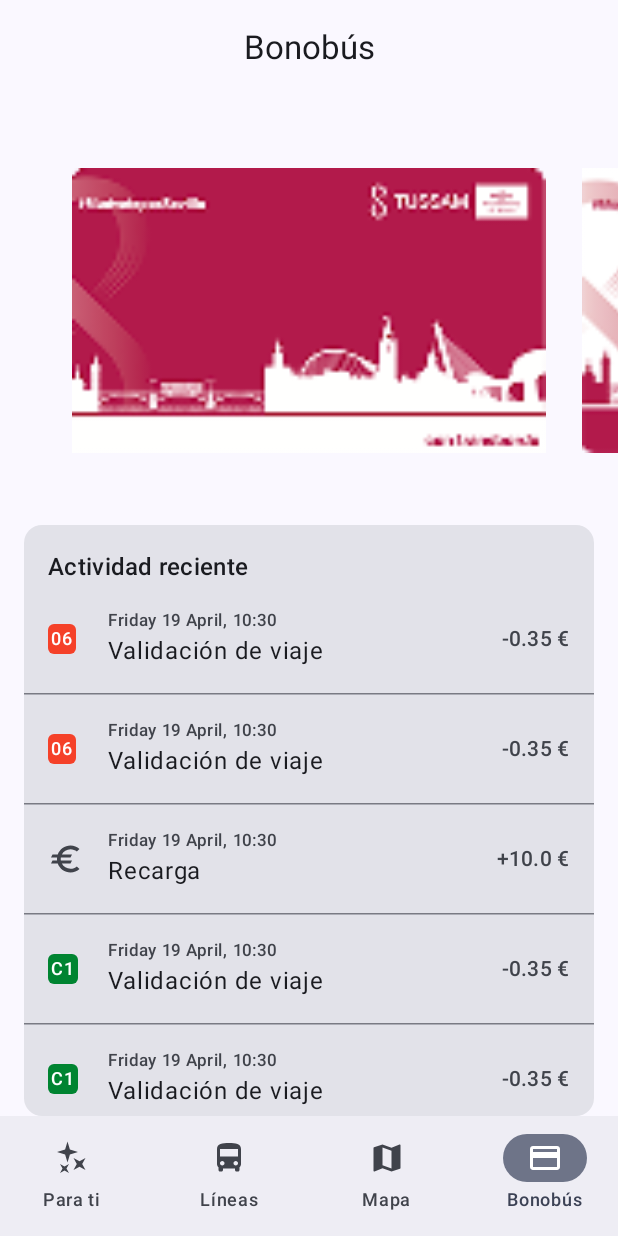
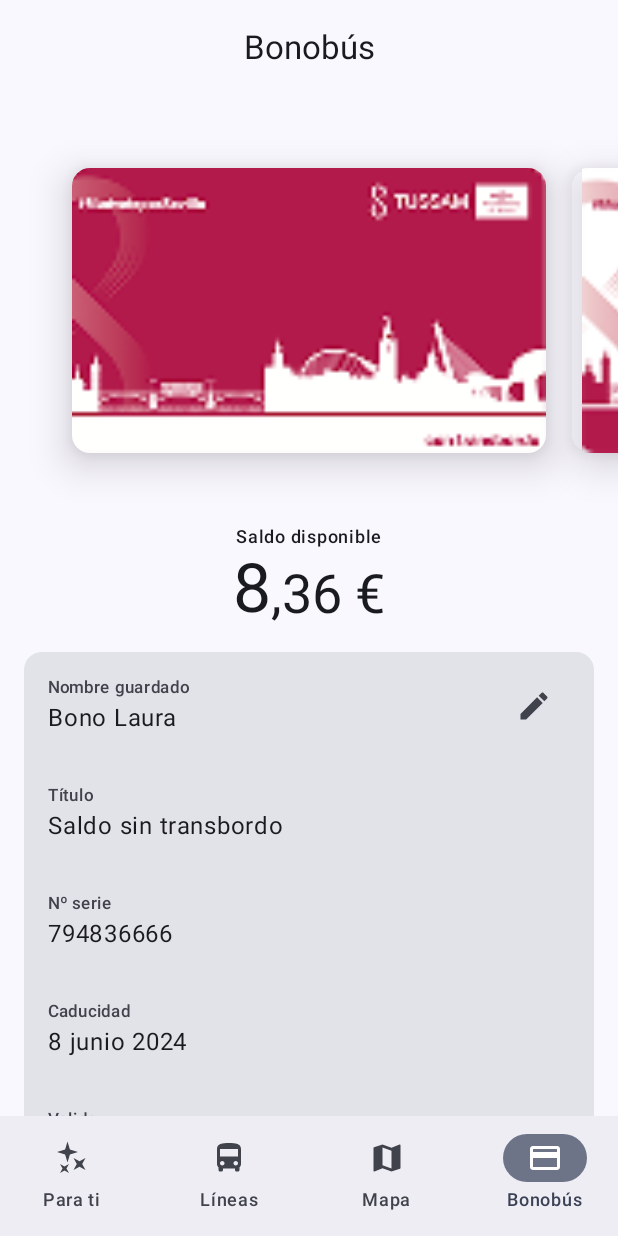
Before and after one commit to Sloy/sevibus-android, an Android app built with Jetpack Compose: the screen it shows after launch (MainActivity), item 4 of the bottom bar chosen, on a phone screen of 412 x 824 dp. Run offline under Robolectric (Android 15) with nearby library versions, the phone set to English and light mode, and no system bars.

Commit message:
UI for card info and improvements

```diff
--- a/app/src/main/java/com/sloydev/sevibus/Stubs.kt
+++ b/app/src/main/java/com/sloydev/sevibus/Stubs.kt
@@ -161,10 +161,10 @@
     )
 
     val cards = listOf(
-        CardInfo(30),
-        CardInfo(31),
-        CardInfo(155),
-        CardInfo(201),
+        CardInfo(code = 30, customName = "Mi tarjeta", balanceMillis = 8450, balanceTrips = null),
+        CardInfo(code = 31, customName = "Mi tarjeta", balanceMillis = 8450, balanceTrips = null),
+        CardInfo(code = 155, customName = "Mi tarjeta", balanceMillis = 8450, balanceTrips = null),
+        CardInfo(code = 201, customName = "Mi tarjeta", balanceMillis = 8450, balanceTrips = null),
     )
 
     val cardTransactions = listOf(
--- a/app/src/main/java/com/sloydev/sevibus/feature/cards/CardInfo.kt
+++ b/app/src/main/java/com/sloydev/sevibus/feature/cards/CardInfo.kt
@@ -1,3 +1,8 @@
 package com.sloydev.sevibus.feature.cards
 
-data class CardInfo(val code: Int)
+data class CardInfo(
+    val customName: String?,
+    val code: Int,
+    val balanceMillis: Int?,
+    val balanceTrips: Int?
+)
--- a/app/src/main/java/com/sloydev/sevibus/feature/cards/CardInfoCard.kt
+++ b/app/src/main/java/com/sloydev/sevibus/feature/cards/CardInfoCard.kt
@@ -2,45 +2,62 @@
 
 import androidx.compose.foundation.layout.Box
 import androidx.compose.foundation.layout.BoxScope
-import androidx.compose.foundation.layout.Row
 import androidx.compose.foundation.layout.fillMaxWidth
 import androidx.compose.foundation.layout.padding
 import androidx.compose.foundation.layout.size
-import androidx.compose.foundation.lazy.LazyColumn
-import androidx.compose.foundation.lazy.itemsIndexed
 import androidx.compose.material.icons.Icons
-import androidx.compose.material.icons.filled.Money
+import androidx.compose.material.icons.filled.Edit
 import androidx.compose.material3.Card
-import androidx.compose.material3.HorizontalDivider
 import androidx.compose.material3.Icon
+import androidx.compose.material3.IconButton
 import androidx.compose.material3.ListItem
 import androidx.compose.material3.ListItemDefaults
-import androidx.compose.material3.MaterialTheme
 import androidx.compose.material3.Text
 import androidx.compose.runtime.Composable
 import androidx.compose.ui.Alignment
 import androidx.compose.ui.Modifier
 import androidx.compose.ui.graphics.Color
-import androidx.compose.ui.res.painterResource
 import androidx.compose.ui.tooling.preview.Preview
 import androidx.compose.ui.unit.dp
-import com.sloydev.sevibus.R
 import com.sloydev.sevibus.Stubs
-import com.sloydev.sevibus.Stubs.cardTransactions
-import com.sloydev.sevibus.ui.components.LineIndicatorSmall
 import com.sloydev.sevibus.ui.theme.SevTheme
 import java.time.LocalDateTime
 import java.time.format.DateTimeFormatter
 import java.util.Locale
 
 @Composable
-fun CardInfoCard(cardInfo:CardInfo) {
+fun CardInfoCard(cardInfo: CardInfo) {
     Card(
         Modifier
             .padding(horizontal = 16.dp)
             .fillMaxWidth()
     ) {
+        ListItem(
+            colors = ListItemDefaults.colors(containerColor = Color.Transparent),
+            overlineContent = { Text("Nombre guardado") },
+            headlineContent = { Text("Bono Laura") },
+            trailingContent = {
+                IconButton(onClick = { /*TODO*/ }) {
+                    Icon(Icons.Default.Edit, contentDescription = "Editar nombre")
+                }
+            }
+        )
+        TitleSubtitleItem("Título", "Saldo sin transbordo")
+        TitleSubtitleItem("Nº serie", "794836666")
+        TitleSubtitleItem("Caducidad", "8 junio 2024")
+        TitleSubtitleItem("Validez", "3 enero 2024")
+
     }
+}
+
+@Composable
+private fun TitleSubtitleItem(title: String, subtitle: String) {
+    ListItem(
+        colors = ListItemDefaults.colors(containerColor = Color.Transparent),
+        overlineContent = { Text(title) },
+        headlineContent = { Text(subtitle) },
+
+    )
 }
 
 private fun formatDateTime(dateTime: LocalDateTime, locale: Locale): String {
@@ -50,8 +67,8 @@
 
 
 @Composable
-private fun LeadingBox(content: @Composable BoxScope.()->Unit) {
-    Box(Modifier.size(24.dp), contentAlignment = Alignment.CenterStart){
+private fun LeadingBox(content: @Composable BoxScope.() -> Unit) {
+    Box(Modifier.size(24.dp), contentAlignment = Alignment.CenterStart) {
         content()
     }
 }
--- a/app/src/main/java/com/sloydev/sevibus/feature/cards/CardTransactionsCard.kt
+++ b/app/src/main/java/com/sloydev/sevibus/feature/cards/CardTransactionsCard.kt
@@ -2,14 +2,11 @@
 
 import androidx.compose.foundation.layout.Box
 import androidx.compose.foundation.layout.BoxScope
+import androidx.compose.foundation.layout.Column
 import androidx.compose.foundation.layout.Row
 import androidx.compose.foundation.layout.fillMaxWidth
 import androidx.compose.foundation.layout.padding
 import androidx.compose.foundation.layout.size
-import androidx.compose.foundation.lazy.LazyColumn
-import androidx.compose.foundation.lazy.itemsIndexed
-import androidx.compose.material.icons.Icons
-import androidx.compose.material.icons.filled.Money
 import androidx.compose.material3.Card
 import androidx.compose.material3.HorizontalDivider
 import androidx.compose.material3.Icon
@@ -39,21 +36,19 @@
             .padding(horizontal = 16.dp)
             .fillMaxWidth()
     ) {
-        LazyColumn {
-            item {
+        Column {
             Text(
                 "Actividad reciente", style = MaterialTheme.typography.titleMedium,
                 modifier = Modifier.padding(start = 16.dp, top = 16.dp)
             )
         }
-            itemsIndexed(cardTransactions) { index, transaction ->
-                when(transaction){
+        cardTransactions.forEachIndexed { index, transaction ->
+            when (transaction) {
                 is CardTransaction.TopUp -> TopUpItem(transaction)
                 is CardTransaction.Validation -> ValidationItem(transaction)
             }
-                if(index != cardTransactions.lastIndex){
+            if (index != cardTransactions.lastIndex) {
                 HorizontalDivider()
-                }
             }
         }
     }
@@ -68,13 +63,36 @@
 private fun ValidationItem(transaction: CardTransaction.Validation) {
     ListItem(
         colors = ListItemDefaults.colors(containerColor = Color.Transparent),
-        leadingContent = { LeadingBox { LineIndicatorSmall(transaction.line) }},
+        leadingContent = { LeadingBox { LineIndicatorSmall(transaction.line) } },
         headlineContent = {
             Row {
                 Text("Validación de viaje")
             }
         },
-        overlineContent = { Text(formatDateTime(transaction.date, Locale.getDefault())) },
+        supportingContent = {
+            Text(formatDateTime(transaction.date, Locale.getDefault()))
+        },
+        trailingContent = {
+            Text(transaction.formattedAmount(), style = MaterialTheme.typography.labelLarge)
+        },
+    )
+}
+
+@Composable
+private fun TopUpItem(transaction: CardTransaction.TopUp) {
+    ListItem(
+        colors = ListItemDefaults.colors(containerColor = Color.Transparent),
+        leadingContent = {
+            LeadingBox {
+                Icon(painterResource(R.drawable.baseline_euro_24), contentDescription = null)
+            }
+        },
+        headlineContent = {
+            Row {
+                Text("Recarga")
+            }
+        },
+        supportingContent = { Text(formatDateTime(transaction.date, Locale.getDefault())) },
         trailingContent = {
             Text(transaction.formattedAmount(), style = MaterialTheme.typography.labelLarge)
         }
@@ -82,27 +100,8 @@
 }
 
 @Composable
-private fun TopUpItem(transaction: CardTransaction.TopUp) {
-    ListItem(
-        colors = ListItemDefaults.colors(containerColor = Color.Transparent),
-        leadingContent = { LeadingBox{
-            Icon(painterResource(R.drawable.baseline_euro_24), contentDescription = null)
-        } },
-        headlineContent = {
-            Row {
-                Text("Recarga")
-            }
-        },
-        overlineContent = { Text(formatDateTime(transaction.date, Locale.getDefault())) },
-        trailingContent = {
-            Text(transaction.formattedAmount(), style = MaterialTheme.typography.labelLarge)
-        }
-    )
-}
-
-@Composable
-private fun LeadingBox(content: @Composable BoxScope.()->Unit) {
-    Box(Modifier.size(24.dp), contentAlignment = Alignment.CenterStart){
+private fun LeadingBox(content: @Composable BoxScope.() -> Unit) {
+    Box(Modifier.size(24.dp), contentAlignment = Alignment.CenterStart) {
         content()
     }
 }
--- a/app/src/main/java/com/sloydev/sevibus/feature/cards/CardsScreen.kt
+++ b/app/src/main/java/com/sloydev/sevibus/feature/cards/CardsScreen.kt
@@ -2,21 +2,26 @@
 
 import androidx.compose.foundation.ExperimentalFoundationApi
 import androidx.compose.foundation.Image
-import androidx.compose.foundation.layout.Box
 import androidx.compose.foundation.layout.Column
 import androidx.compose.foundation.layout.PaddingValues
+import androidx.compose.foundation.layout.Row
+import androidx.compose.foundation.layout.Spacer
 import androidx.compose.foundation.layout.aspectRatio
-import androidx.compose.foundation.layout.fillMaxSize
 import androidx.compose.foundation.layout.fillMaxWidth
+import androidx.compose.foundation.layout.size
 import androidx.compose.foundation.layout.wrapContentHeight
 import androidx.compose.foundation.pager.HorizontalPager
 import androidx.compose.foundation.pager.rememberPagerState
+import androidx.compose.foundation.rememberScrollState
+import androidx.compose.foundation.verticalScroll
 import androidx.compose.material3.CenterAlignedTopAppBar
 import androidx.compose.material3.ExperimentalMaterial3Api
+import androidx.compose.material3.MaterialTheme
 import androidx.compose.material3.Text
 import androidx.compose.runtime.Composable
 import androidx.compose.ui.Alignment
 import androidx.compose.ui.Modifier
+import androidx.compose.ui.draw.shadow
 import androidx.compose.ui.platform.LocalContext
 import androidx.compose.ui.res.painterResource
 import androidx.compose.ui.res.stringResource
@@ -44,6 +49,8 @@
             state.scrollToPage(1)
         }*/
 
+        Column(Modifier.verticalScroll(rememberScrollState())) {
+
             HorizontalPager(
                 state = state,
                 contentPadding = PaddingValues(48.dp),
@@ -52,26 +59,43 @@
                     .wrapContentHeight()
                     .fillMaxWidth(),
             ) { page ->
-            CardItem(cards[page])
+                CardPictureItem(cards[page])
             }
 
+            CardBalanceItem()
+            Spacer(Modifier.size(16.dp))
+            CardInfoCard(cards[0])
+            Spacer(Modifier.size(16.dp))
             CardTransactionsCard(Stubs.cardTransactions)
+            Spacer(Modifier.size(16.dp))
         }
+    }
+}
+
+@Composable
+private fun CardPictureItem(card: CardInfo) {
+    Image(
+        painterResource(codeToResource(card.code)),
+        modifier = Modifier
+            .fillMaxWidth()
+            .aspectRatio(256f / 154f)
+            .shadow(16.dp, MaterialTheme.shapes.medium),
+        contentDescription = null
+    )
 }
 
 
 @Composable
-private fun CardItem(card: CardInfo) {
-    Box(
-        modifier = Modifier
-            .aspectRatio(256f / 154f),
-        contentAlignment = Alignment.Center
+private fun CardBalanceItem() {
+    Column(
+        horizontalAlignment = Alignment.CenterHorizontally,
+        modifier = Modifier.fillMaxWidth()
     ) {
-        Image(
-            painterResource(codeToResource(card.code)),
-            modifier = Modifier.fillMaxSize(),
-            contentDescription = null
-        )
+        Text("Saldo disponible", style = MaterialTheme.typography.labelMedium)
+        Row(verticalAlignment = Alignment.Bottom) {
+            Text("8", style = MaterialTheme.typography.displayMedium)
+            Text(",36 €", style = MaterialTheme.typography.displaySmall)
+        }
     }
 }
 
@@ -79,6 +103,7 @@
 private fun codeToResource(code: Int): Int {
     val res = LocalContext.current.resources
     val context = LocalContext.current.applicationContext
+    //TODO use a different method or get images by URL
     return res.getIdentifier("t$code", "drawable", context.packageName)
 }
 
```
Lines whose indentation alone changed are shown as unchanged.
